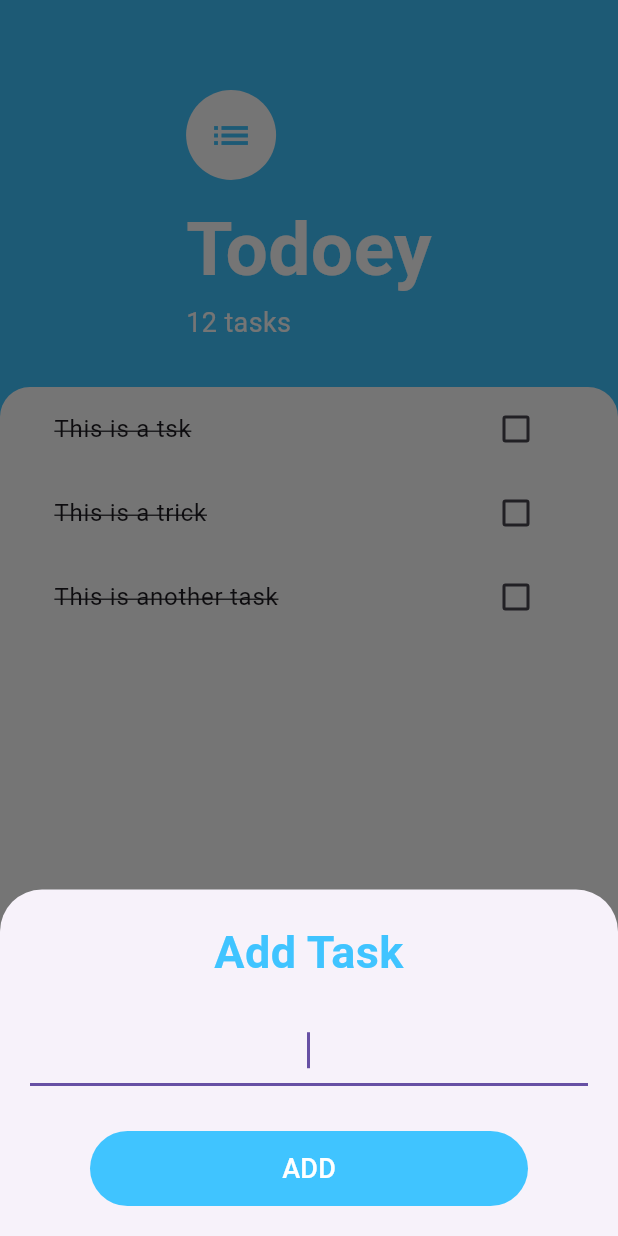
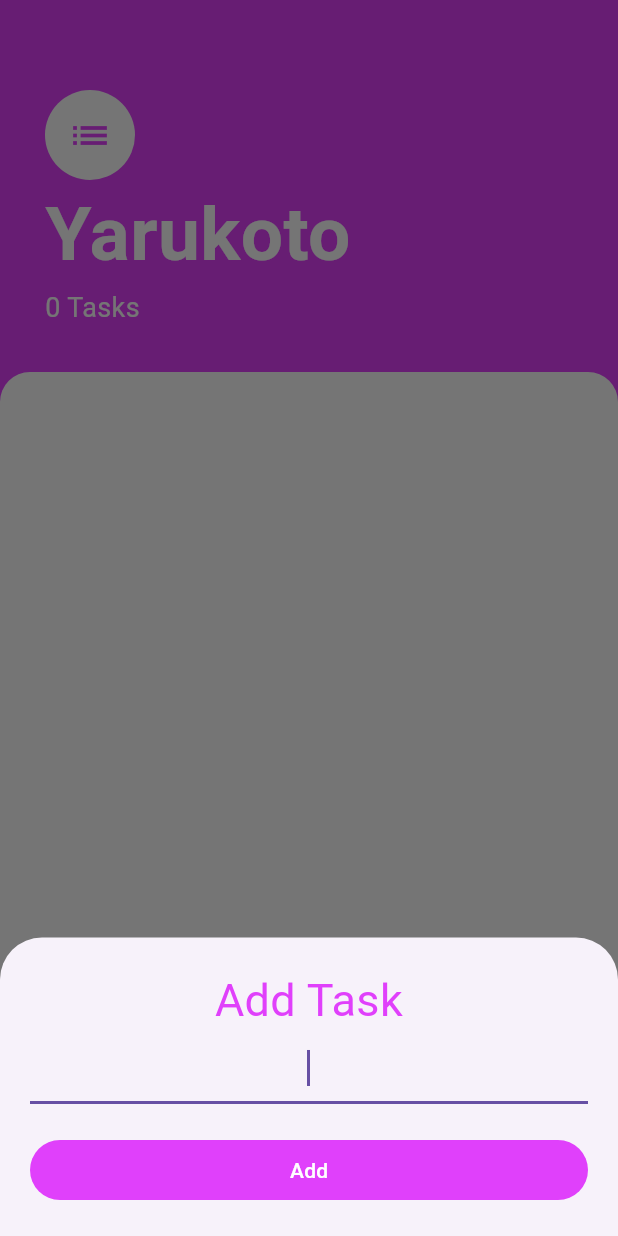
Before and after one commit to hemantwint-hey/TO-DO-LIST, a Flutter app: the screen it shows after launch, after a tap on the "add" icon, on a phone screen of 412 x 824 dp. Run offline on Flutter 3.47's test engine with Material 3 defaults, Android fonts, the phone set to English and light mode, and no system bars.

Commit message:
Initial commit

```diff
--- a/lib/main.dart
+++ b/lib/main.dart
@@ -1,13 +1,21 @@
 import 'package:flutter/material.dart';
+import 'package:provider/provider.dart';
+import 'package:todolist/models/task_data.dart';
 import 'package:todolist/screens/tasks_screen.dart';
-void main() {
-  runApp( MyApp());
-}
-class MyApp extends StatelessWidget{
+
+void main() => runApp(const MyApp());
+
+class MyApp extends StatelessWidget {
+  const MyApp({super.key});
+
   @override
-  Widget build (BuilderContext){
-    return MaterialApp(
-      home: TasksScreen(),
+  Widget build(BuildContext context) {
+    return ChangeNotifierProvider(
+      create: (context) => TaskData(),
+      child: const MaterialApp(
+        debugShowCheckedModeBanner: false,
+        home: TasksScreen(),
+      ),
     );
   }
 }
--- /dev/null
+++ b/lib/models/task.dart
@@ -0,0 +1,10 @@
+class Task {
+  final String name;
+  bool isDone;
+
+  Task({required this.name, this.isDone = false});
+
+  void toggleDone() {
+    isDone = !isDone;
+  }
+}
--- /dev/null
+++ b/lib/models/task_data.dart
@@ -0,0 +1,22 @@
+import 'package:flutter/foundation.dart';
+import 'package:todolist/models/task.dart';
+import 'dart:collection';
+
+class TaskData extends ChangeNotifier {
+  final List<Task> _tasks = [];
+
+  // Use a getter to protect the list from being modified elsewhere
+  UnmodifiableListView<Task> get tasks => UnmodifiableListView(_tasks);
+
+  int get taskCount => _tasks.length;
+
+  void addTask(String newTaskTitle) {
+    _tasks.add(Task(name: newTaskTitle));
+    notifyListeners();
+  }
+
+  void deleteTask(Task task) {
+    _tasks.remove(task);
+    notifyListeners();
+  }
+}
--- a/lib/screens/add_task_screen.dart
+++ b/lib/screens/add_task_screen.dart
@@ -1,48 +1,44 @@
 import 'package:flutter/material.dart';
+import 'package:provider/provider.dart';
+import 'package:todolist/models/task_data.dart';
 
 class AddTaskScreen extends StatelessWidget {
+  const AddTaskScreen({super.key});
+
   @override
   Widget build(BuildContext context) {
+    String newTaskTitle = "";
+
     return Container(
-      padding: const EdgeInsets.all(20), // overall screen padding
+      padding: const EdgeInsets.all(20),
       child: Column(
-        mainAxisSize: MainAxisSize.min,
         crossAxisAlignment: CrossAxisAlignment.stretch,
-        children: <Widget>[
+        children: [
           const Text(
             'Add Task',
             textAlign: TextAlign.center,
-            style: TextStyle(
-              color: Colors.lightBlueAccent,
-              fontSize: 30.0,
-              fontWeight: FontWeight.bold,
-            ),
+            style: TextStyle(fontSize: 30, color: Colors.purpleAccent),
           ),
-
-          const SizedBox(height: 20),
-
-          const TextField(
+          TextField(
             autofocus: true,
             textAlign: TextAlign.center,
+            onChanged: (newText) {
+              newTaskTitle = newText;
+            },
           ),
-
-          const SizedBox(height: 30),
-
-          // ✅ OUTSIDE padding for TextButton
-          Padding(
-            padding: const EdgeInsets.symmetric(horizontal: 40),
-            child: TextButton(
-              onPressed: () {},
-              style: TextButton.styleFrom(
-                fixedSize: const Size(150, 50),
-                backgroundColor: Colors.lightBlueAccent,
-                foregroundColor: Colors.white,
-              ),
-              child: const Text(
-                'ADD',
-                style: TextStyle(fontSize: 18),
-              ),
+          const SizedBox(height: 20),
+          TextButton(
+            style: TextButton.styleFrom(
+              backgroundColor: Colors.purpleAccent,
+              foregroundColor: Colors.white,
             ),
+            onPressed: () {
+              if (newTaskTitle.isNotEmpty) {
+                Provider.of<TaskData>(context, listen: false).addTask(newTaskTitle);
+                Navigator.pop(context);
+              }
+            },
+            child: const Text('Add'),
           ),
         ],
       ),
--- a/lib/screens/tasks_screen.dart
+++ b/lib/screens/tasks_screen.dart
@@ -1,77 +1,60 @@
 import 'package:flutter/material.dart';
+import 'package:provider/provider.dart';
 import 'package:todolist/widgets/tasks_list.dart';
 import 'package:todolist/screens/add_task_screen.dart';
+import 'package:todolist/models/task_data.dart';
+
 class TasksScreen extends StatelessWidget {
-  Widget buildBottomSheet(BuildContext context){
-      return Container();
-  }
+  const TasksScreen({super.key});
 
   @override
   Widget build(BuildContext context) {
     return Scaffold(
-      backgroundColor: Colors.lightBlueAccent,
+      backgroundColor: Colors.purpleAccent,
       floatingActionButton: FloatingActionButton(
-        backgroundColor: Colors.lightBlueAccent,
+        backgroundColor: Colors.purpleAccent,
         onPressed: () {
-          showModalBottomSheet(context: context, builder: (context)=>AddTaskScreen());
+          showModalBottomSheet(
+            context: context,
+            isScrollControlled: true,
+            builder: (context) => SingleChildScrollView(
+              padding: EdgeInsets.only(bottom: MediaQuery.of(context).viewInsets.bottom),
+              child: const AddTaskScreen(),
+            ),
+          );
         },
         child: const Icon(Icons.add, color: Colors.white),
       ),
       body: Column(
-        children: [
-          _buildHeader(),
-          _buildTaskList(),
-        ],
-      ),
-    );
-  }
-
-  /// Header section (top blue part)
-  Widget _buildHeader() {
-    return Container(
-      padding: const EdgeInsets.only(
-        top: 60,
-        left: 30,
-        right: 30,
-        bottom: 30,
-      ),
-      child: const Column(
         crossAxisAlignment: CrossAxisAlignment.start,
         children: [
-          CircleAvatar(
-            radius: 30,
-            backgroundColor: Colors.white,
-            child: Icon(
-              Icons.list,
-              size: 30,
-              color: Colors.lightBlueAccent,
+          Container(
+            padding: const EdgeInsets.only(top: 60, left: 30, right: 30, bottom: 30),
+            child: Column(
+              crossAxisAlignment: CrossAxisAlignment.start,
+              children: [
+                const CircleAvatar(
+                  backgroundColor: Colors.white,
+                  radius: 30,
+                  child: Icon(Icons.list, size: 30, color: Colors.purpleAccent),
+                ),
+                const Text('Yarukoto', style: TextStyle(color: Colors.white, fontSize: 50, fontWeight: FontWeight.w700)),
+                Text('${Provider.of<TaskData>(context).taskCount} Tasks', style: const TextStyle(color: Colors.white, fontSize: 18)),
+              ],
             ),
           ),
-          SizedBox(height: 10),
-          Text(
-            'Todoey',
-            style: TextStyle(
-              color: Colors.white,
-              fontSize: 50,
-              fontWeight: FontWeight.w700,
-            ),
-          ),
-          Text(
-            '12 tasks',
-            style: TextStyle(
-              color: Colors.white,
-              fontSize: 18,
+          Expanded(
+            child: Container(
+              padding: const EdgeInsets.symmetric(horizontal: 20),
+              decoration: const BoxDecoration(
+                color: Colors.white,
+                borderRadius: BorderRadius.only(topLeft: Radius.circular(20), topRight: Radius.circular(20)),
+              ),
+              child: const TasksList(),
             ),
           ),
         ],
       ),
     );
   }
-
-  /// Task list section (white container)
-  Widget _buildTaskList() {
-    return const Expanded(
-      child: TasksList(),
-    );
-  }
 }
--- a/lib/widgets/tasks_list.dart
+++ b/lib/widgets/tasks_list.dart
@@ -1,26 +1,30 @@
 import 'package:flutter/material.dart';
+import 'package:provider/provider.dart';
 import 'package:todolist/widgets/tasks_tile.dart';
+import 'package:todolist/models/task_data.dart';
+
 class TasksList extends StatelessWidget {
   const TasksList({super.key});
 
   @override
   Widget build(BuildContext context) {
-    return Container(
-      padding: const EdgeInsets.symmetric(horizontal: 20),
-      decoration: const BoxDecoration(
-        color: Colors.white,
-        borderRadius: BorderRadius.only(
-          topLeft: Radius.circular(20),
-          topRight: Radius.circular(20),
-        ),
-      ),
-      child: ListView(
-        children: const [
-          TaskTile(title: 'This is a tsk'),
-          TaskTile(title: 'This is a trick'),
-          TaskTile(title: 'This is another task'),
-        ],
-      ),
+    return Consumer<TaskData>(
+      builder: (context, taskData, child) {
+        return ListView.builder(
+          itemCount: taskData.taskCount,
+          itemBuilder: (context, index) {
+            final task = taskData.tasks[index];
+            return TaskTile(
+              taskTitle: task.name,
+              isChecked: task.isDone,
+              checkboxCallback: (checkboxState) {
+                // To make it disappear when checked, we call delete
+                taskData.deleteTask(task);
+              },
+            );
+          },
+        );
+      },
     );
   }
 }
--- a/lib/widgets/tasks_tile.dart
+++ b/lib/widgets/tasks_tile.dart
@@ -1,38 +1,31 @@
 import 'package:flutter/material.dart';
-class TaskTile extends StatefulWidget {
-  final String title;
 
-  const TaskTile({super.key, required this.title});
+class TaskTile extends StatelessWidget {
+  final bool isChecked;
+  final String taskTitle;
+  final Function(bool?) checkboxCallback;
 
-  @override
-  State<TaskTile> createState() => _TaskTileState();
-}
+  const TaskTile({
+    super.key,
+    required this.isChecked,
+    required this.taskTitle,
+    required this.checkboxCallback,
+  });
 
-class _TaskTileState extends State<TaskTile> {
-  bool isChecked=false;
   @override
   Widget build(BuildContext context) {
     return ListTile(
-      title: Text(widget.title,style: TextStyle(decoration: TextDecoration.lineThrough),),
-      trailing: TaskCheckbox(isChecked),
+      title: Text(
+        taskTitle,
+        style: TextStyle(
+          decoration: isChecked ? TextDecoration.lineThrough : null,
+        ),
+      ),
+      trailing: Checkbox(
+        activeColor: Colors.lightBlueAccent,
+        value: isChecked,
+        onChanged: checkboxCallback,
+      ),
     );
   }
 }
-class TaskCheckbox  extends StatelessWidget{
-
-
-final bool checkboxState;
-TaskCheckbox(this.checkboxState);
-  @override
-  Widget build(BuildContext context) {
-    return Checkbox(
-      activeColor: Colors.lightBlueAccent,
-      value: checkboxState,
-      onChanged:(newValue){
-          // setState(() {
-          //   isChecked= newValue!;// to prevent null pointer exception
-          // });
-      } ,
-    );
-  }
-}
--- a/pubspec.yaml
+++ b/pubspec.yaml
@@ -30,6 +30,7 @@ environment:
 dependencies:
   flutter:
     sdk: flutter
+  provider: ^6.1.1
 
   # The following adds the Cupertino Icons font to your application.
   # Use with the CupertinoIcons class for iOS style icons.
```
Also changed, not shown: lib/task.dart (deleted), pubspec.lock.
